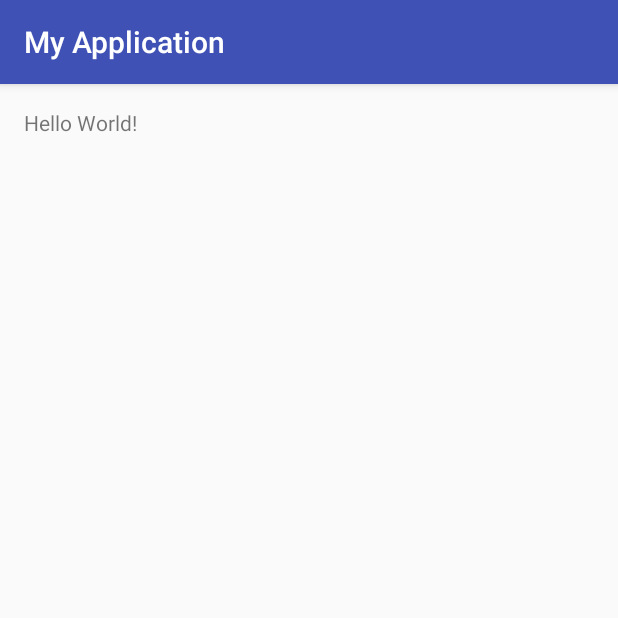
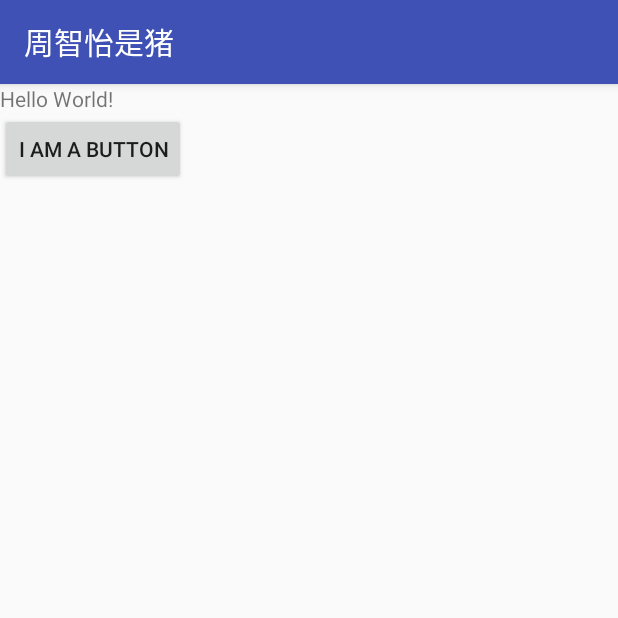
Before and after one commit to 1239704840/android_demo, an Android app: the screen it shows after launch (MainActivity), on a phone screen of 412 x 824 dp, the top half of it. Run offline under Robolectric (Android 15) with nearby library versions, the phone set to English and light mode, and no system bars.

Commit message:
2.1 view

```diff
--- a/MyApplication/app/src/main/res/layout/activity_main.xml
+++ b/MyApplication/app/src/main/res/layout/activity_main.xml
@@ -1,16 +1,27 @@
 <?xml version="1.0" encoding="utf-8"?>
-<RelativeLayout xmlns:android="http://schemas.android.com/apk/res/android"
+<LinearLayout xmlns:android="http://schemas.android.com/apk/res/android"
     xmlns:tools="http://schemas.android.com/tools"
-    android:layout_width="match_parent"
-    android:layout_height="match_parent"
-    android:paddingBottom="@dimen/activity_vertical_margin"
-    android:paddingLeft="@dimen/activity_horizontal_margin"
-    android:paddingRight="@dimen/activity_horizontal_margin"
-    android:paddingTop="@dimen/activity_vertical_margin"
-    tools:context="com.example.dell.myapplication.MainActivity">
+    android:layout_width="fill_parent"
+    android:layout_height="fill_parent"
+    android:orientation="vertical">
 
     <TextView
         android:layout_width="wrap_content"
         android:layout_height="wrap_content"
-        android:text="Hello World!" />
-</RelativeLayout>
+        android:text="Hello World!"
+        android:id="@+id/textView" />
+
+    <Button
+        android:layout_width="wrap_content"
+        android:layout_height="wrap_content"
+        android:text="I am a Button"
+        android:id="@+id/button"/>
+
+    <ImageView
+        android:layout_width="wrap_content"
+        android:layout_height="wrap_content"
+        android:id="@+id/imageView"
+        android:layout_below="@+id/textView"
+        android:layout_alignParentEnd="true"
+        android:layout_marginTop="78dp" />
+</LinearLayout>
--- a/MyApplication/app/src/main/res/values/strings.xml
+++ b/MyApplication/app/src/main/res/values/strings.xml
@@ -1,3 +1,3 @@
 <resources>
-    <string name="app_name">My Application</string>
+    <string name="app_name">周智怡是猪</string>
 </resources>
```
Also changed, not shown: MyApplication/app/src/main/res/drawable/img1.9.png (added).
